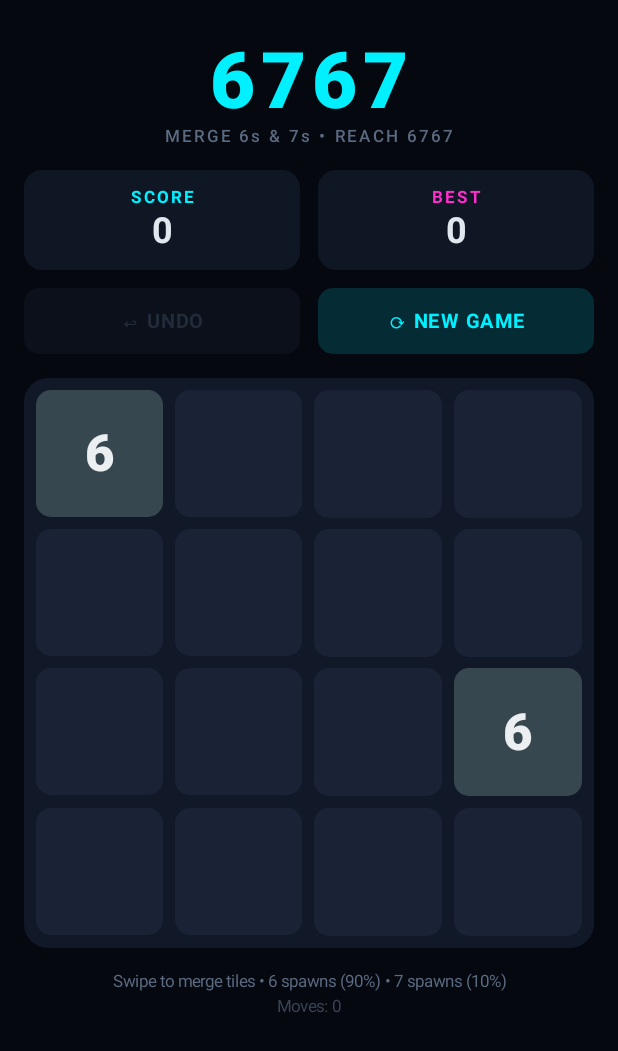
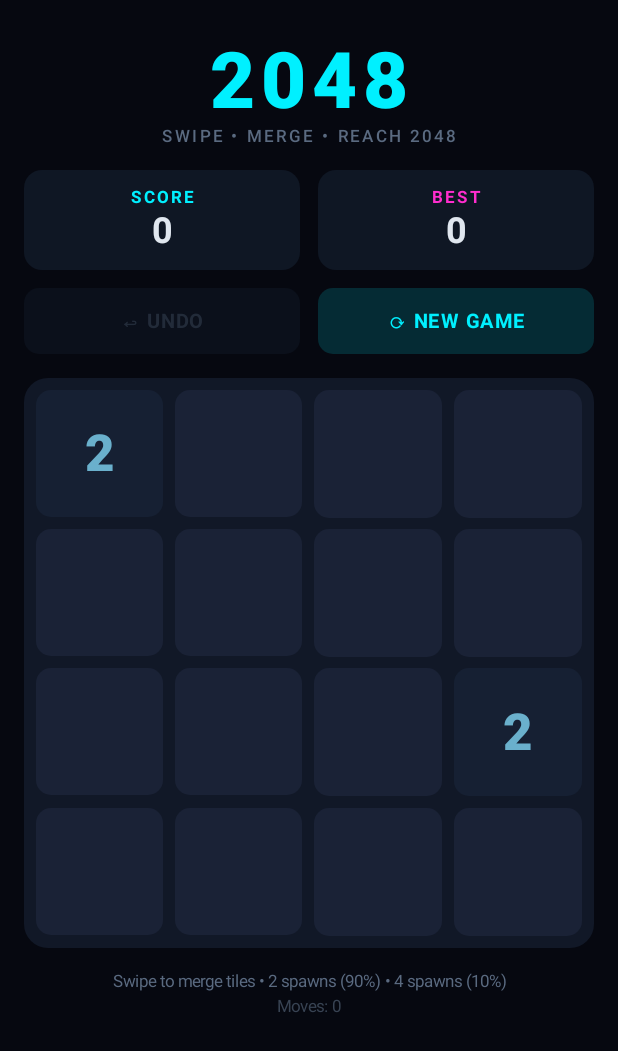
Before and after one commit to randan96mk/6767-game, an Android app built with Jetpack Compose: the screen it shows after launch (MainActivity), on a phone screen of 412 x 824 dp. Shown: the top 1051 px of the screen. Run offline under Robolectric (Android 15) with nearby library versions, the phone set to English and light mode, and no system bars.

Commit message:
Revert to classic 2048 game logic, remove 6767 concept
- Spawn 2 (90%) and 4 (10%) tiles
- WIN_TARGET = 2048
- Update all UI text to reflect 2048 branding
- App name: "2048 Puzzle Game"

https://claude.ai/code/session_01WNK8x6KAe57u79P1NKKzeQ

```diff
--- a/app/src/main/java/com/game/puzzle6767/engine/GameEngine.kt
+++ b/app/src/main/java/com/game/puzzle6767/engine/GameEngine.kt
@@ -3,22 +3,18 @@ package com.game.puzzle6767.engine
 import kotlin.random.Random
 
 /**
- * 6767 Puzzle Game Engine — Dual-Track Merge System.
+ * Classic 2048 Game Engine.
  *
- * - Spawn tiles: 6 (90%) or 7 (10%)
- * - Same tiles merge by doubling: 6+6=12, 7+7=14, etc.
- * - Two parallel merge tracks that NEVER cross:
- *
- *   6-Track: 6 → 12 → 24 → 48 → 96 → 192 → 384 → 768 → 1536 → 3072 → 6144 → 12288
- *   7-Track: 7 → 14 → 28 → 56 → 112 → 224 → 448 → 896 → 1792 → 3584 → 7168
- *
- * - Win when ANY tile reaches >= 6767
- * - Player can continue beyond 6767 for score chasing
+ * - Spawn tiles: 2 (90%) or 4 (10%)
+ * - Same tiles merge by doubling: 2+2=4, 4+4=8, etc.
+ * - Single merge track: 2 → 4 → 8 → 16 → ... → 1024 → 2048
+ * - Win when ANY tile reaches 2048
+ * - Player can continue beyond 2048 for score chasing
  */
 object GameEngine {
 
     const val GRID_SIZE = 4
-    const val WIN_TARGET = 6767
+    const val WIN_TARGET = 2048
 
     fun createEmptyGrid(): Array<IntArray> {
         return Array(GRID_SIZE) { IntArray(GRID_SIZE) { 0 } }
@@ -30,7 +26,7 @@ object GameEngine {
 
     /**
      * Spawns a new tile on a random empty cell.
-     * Spawn values: 6 (90%) or 7 (10%).
+     * Spawn values: 2 (90%) or 4 (10%).
      */
     fun spawnTile(grid: Array<IntArray>): Pair<Array<IntArray>, Boolean> {
         val emptyCells = mutableListOf<Pair<Int, Int>>()
@@ -43,7 +39,7 @@ object GameEngine {
 
         val (r, c) = emptyCells[Random.nextInt(emptyCells.size)]
         val newGrid = copyGrid(grid)
-        newGrid[r][c] = if (Random.nextFloat() < 0.9f) 6 else 7
+        newGrid[r][c] = if (Random.nextFloat() < 0.9f) 2 else 4
 
         return newGrid to true
     }
@@ -62,11 +58,8 @@ object GameEngine {
      *  3. A merged tile cannot merge again in the same move
      *  4. Pad with zeros to maintain length
      *
-     * Because 6-track and 7-track values never overlap, only same-track
-     * tiles can merge. No additional track validation is needed.
-     *
-     * Example: [6, 6, 7, 7] → [12, 14, 0, 0] (score +12 +14 = +26)
-     * Example: [6, 6, 6, 6] → [12, 12, 0, 0] (NOT [24, 0, 0, 0])
+     * Example: [2, 2, 4, 4] → [4, 8, 0, 0] (score +4 +8 = +12)
+     * Example: [2, 2, 2, 2] → [4, 4, 0, 0] (NOT [8, 0, 0, 0])
      */
     fun slideLine(line: IntArray): LineResult {
         var score = 0
--- a/app/src/main/java/com/game/puzzle6767/ui/GameScreen.kt
+++ b/app/src/main/java/com/game/puzzle6767/ui/GameScreen.kt
@@ -140,14 +140,14 @@ fun GameScreen(viewModel: GameViewModel) {
 fun GameHeader() {
     Column(horizontalAlignment = Alignment.CenterHorizontally) {
         Text(
-            text = "6767",
+            text = "2048",
             fontSize = 52.sp,
             fontWeight = FontWeight.Black,
             color = AccentCyan,
             letterSpacing = 4.sp
         )
         Text(
-            text = "MERGE 6s & 7s • REACH 6767",
+            text = "SWIPE • MERGE • REACH 2048",
             fontSize = 11.sp,
             fontWeight = FontWeight.Medium,
             color = SubTextColor,
@@ -396,7 +396,7 @@ fun GameFooter(moveCount: Int) {
         horizontalAlignment = Alignment.CenterHorizontally
     ) {
         Text(
-            text = "Swipe to merge tiles • 6 spawns (90%) • 7 spawns (10%)",
+            text = "Swipe to merge tiles • 2 spawns (90%) • 4 spawns (10%)",
             fontSize = 11.sp,
             color = SubTextColor,
             textAlign = TextAlign.Center
@@ -451,7 +451,7 @@ fun WinOverlay(score: Int, onContinue: () -> Unit, onNewGame: () -> Unit) {
             )
             Spacer(modifier = Modifier.height(8.dp))
             Text(
-                text = "You reached 6767!",
+                text = "You reached 2048!",
                 fontSize = 16.sp,
                 color = SubTextColor
             )
--- a/app/src/main/res/values/strings.xml
+++ b/app/src/main/res/values/strings.xml
@@ -1,4 +1,4 @@
 <?xml version="1.0" encoding="utf-8"?>
 <resources>
-    <string name="app_name">2024 Number Game</string>
+    <string name="app_name">2048 Puzzle Game</string>
 </resources>
```
